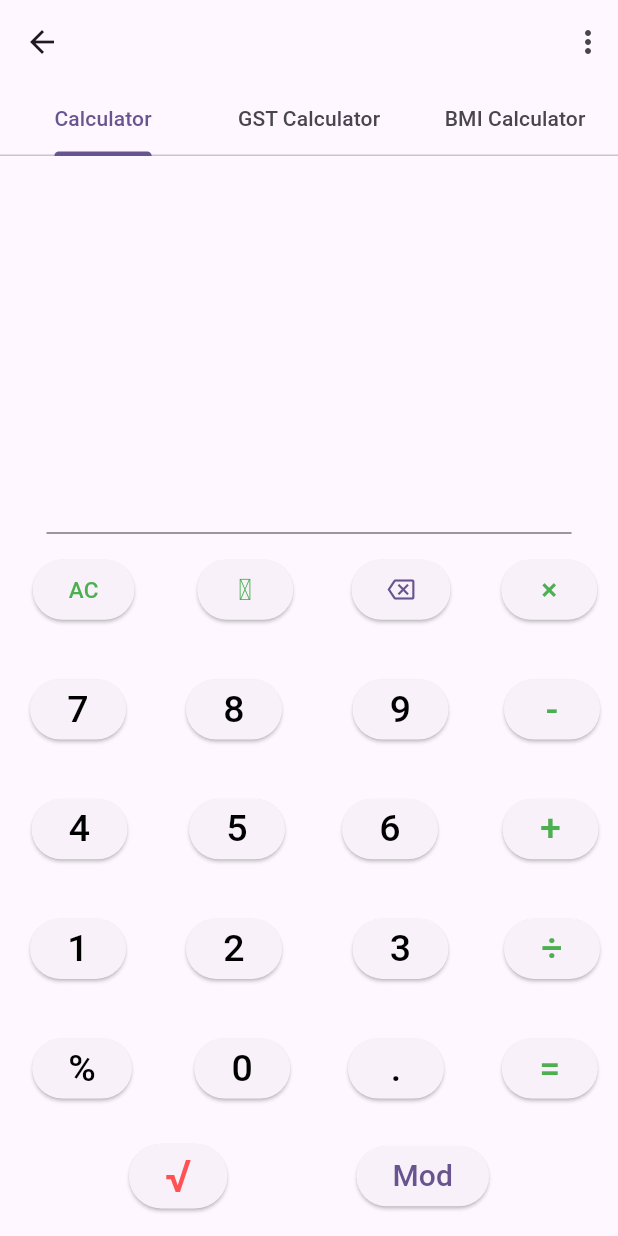
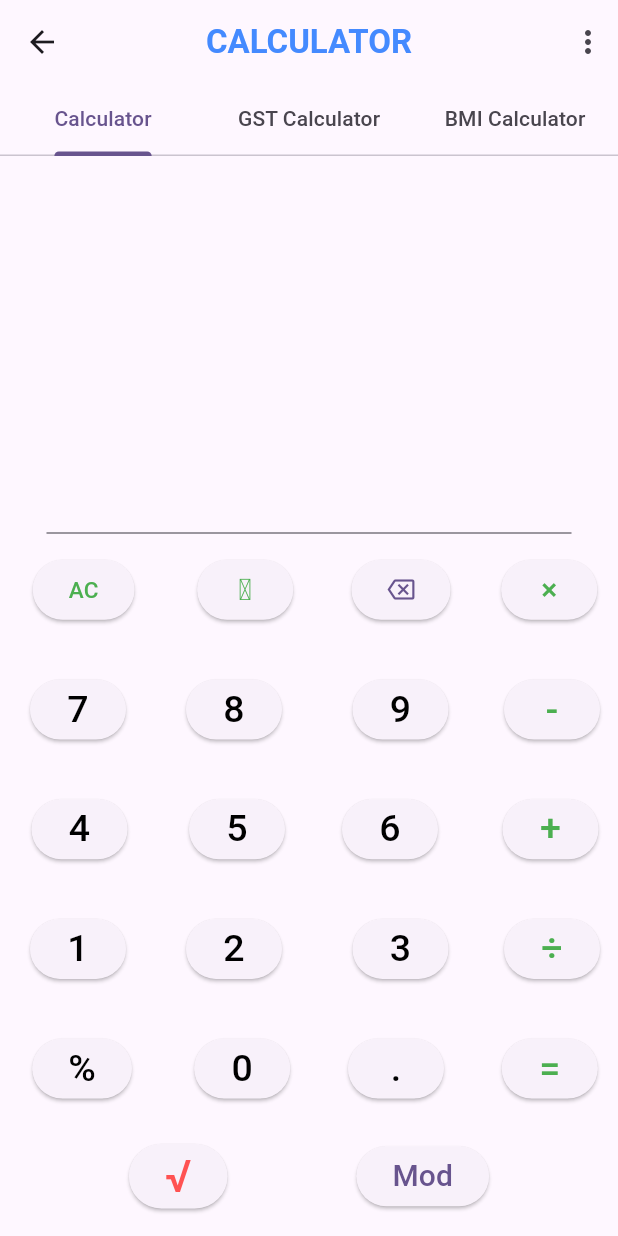
Before and after one commit to callsankuu/demo, a Flutter app: the calci screen opened directly, on a phone screen of 412 x 824 dp. Run offline on Flutter 3.47's test engine with Material 3 defaults, Android fonts, the phone set to English and light mode, and no system bars; our stand-ins replace animated_splash_screen, carousel_slider, dots_indicator, flutter_rating_bar.

Commit message:
first commit

```diff
--- a/lib/example.dart
+++ b/lib/example.dart
@@ -10,9 +10,7 @@
 class _exampleState extends State<example> {
   List a=[
     "hi",
-    "how",
-
-  ];
+    "how",];
   List b=[
     "assets/abc.png",
     "assets/qwe.png",
@@ -77,7 +75,7 @@
                       height: 100,
                       width: 100,
                       decoration: BoxDecoration(
-                        image: DecorationImage(image: AssetImage(b[index]),fit: BoxFit.fill)
+                        image: DecorationImage(image:AssetImage(b[index]),fit:BoxFit.fill)
                       ),
                     ),
                   );
--- a/lib/main.dart
+++ b/lib/main.dart
@@ -65,7 +65,7 @@
         colorScheme: ColorScheme.fromSeed(seedColor: Colors.deepPurple),
         useMaterial3: true,
       ),
-      home: addlist(),
+      home: example(),
     );
   }
 }
--- a/lib/new calc.dart
+++ b/lib/new calc.dart
@@ -35,6 +35,9 @@
       child: SafeArea(
         child: Scaffold(
           appBar: AppBar(
+            centerTitle: true,
+            title: Text("CALCULATOR",style: TextStyle(color: Colors.blueAccent,
+                fontWeight: FontWeight.bold),),
             actions: [
               Padding(
                 padding: const EdgeInsets.all(8.0),
```
